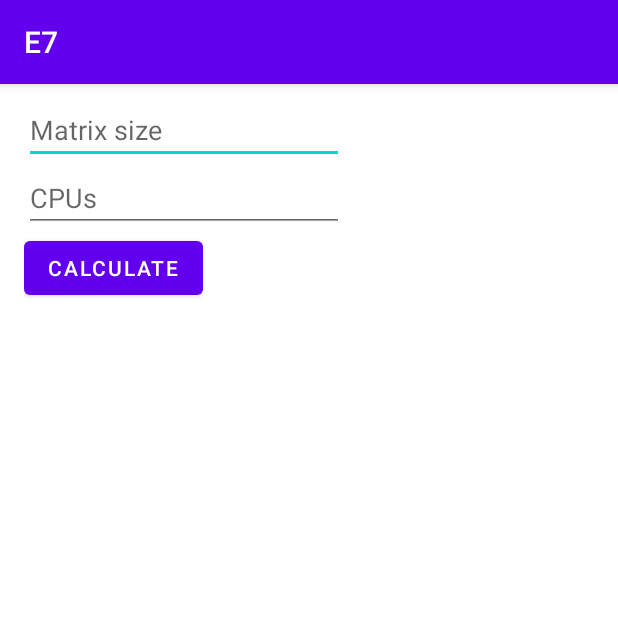
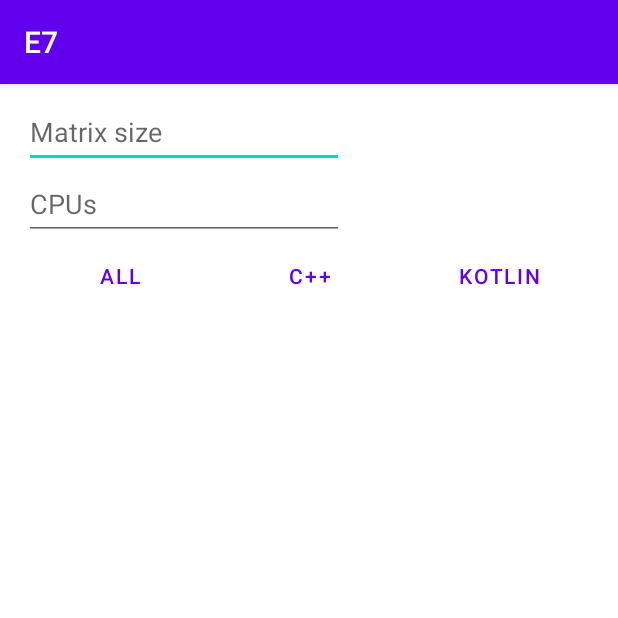
Before and after one commit to MASSHUU12/programowanie-rownolegle-i-wspolbiezne, an Android app: the screen it shows after launch (MainActivity), on a phone screen of 412 x 824 dp, the top half of it. Run offline under Robolectric (Android 15) with nearby library versions, the phone set to English and light mode, and no system bars; 1 statement that could not run was skipped.

Commit message:
feat(e7): prepare for Kotlin time measurement

```diff
--- a/e7/app/src/main/res/layout/activity_main.xml
+++ b/e7/app/src/main/res/layout/activity_main.xml
@@ -25,29 +25,62 @@
             android:id="@+id/editMatrixSize"
             android:layout_width="wrap_content"
             android:layout_height="wrap_content"
+            android:autofillHints=""
             android:ems="10"
             android:hint="@string/matrix_size"
-            android:inputType="number" />
+            android:inputType="number"
+            android:minHeight="48dp" />
 
         <EditText
             android:id="@+id/editCpus"
             android:layout_width="wrap_content"
             android:layout_height="wrap_content"
+            android:autofillHints=""
             android:ems="10"
             android:hint="@string/cpus"
-            android:inputType="number" />
+            android:inputType="number"
+            android:minHeight="48dp" />
 
-        <Button
-            android:id="@+id/calculate_button"
-            android:layout_width="wrap_content"
+        <LinearLayout
+            android:id="@+id/buttons"
+            style="?android:attr/buttonBarStyle"
+            android:layout_width="match_parent"
             android:layout_height="wrap_content"
-            android:onClick="onCalculateClick"
-            android:text="@string/calculate_button" />
+            android:orientation="horizontal">
+
+            <Button
+                android:id="@+id/calculate_all_button"
+                style="?android:attr/buttonBarButtonStyle"
+                android:layout_width="wrap_content"
+                android:layout_height="wrap_content"
+                android:layout_weight="1"
+                android:onClick="onCalculateAll"
+                android:text="@string/calculate_all_button" />
+
+            <Button
+                android:id="@+id/calculate_cpp_button"
+                style="?android:attr/buttonBarButtonStyle"
+                android:layout_width="wrap_content"
+                android:layout_height="wrap_content"
+                android:layout_weight="1"
+                android:onClick="onCalculateCpp"
+                android:text="@string/calculate_cpp_button" />
+
+            <Button
+                android:id="@+id/calculate_kt_button"
+                style="?android:attr/buttonBarButtonStyle"
+                android:layout_width="wrap_content"
+                android:layout_height="wrap_content"
+                android:layout_weight="1"
+                android:onClick="onCalculateKt"
+                android:text="@string/calculate_kt_button" />
+        </LinearLayout>
 
         <TextView
             android:id="@+id/result_text"
-            android:layout_width="wrap_content"
-            android:layout_height="wrap_content" />
+            android:layout_width="match_parent"
+            android:layout_height="wrap_content"
+            android:visibility="visible" />
 
         <ProgressBar
             android:id="@+id/workIndicator"
--- a/e7/app/src/main/res/values/strings.xml
+++ b/e7/app/src/main/res/values/strings.xml
@@ -1,7 +1,9 @@
 <resources>
     <string name="app_name">E7</string>
-    <string name="calculate_button">Calculate</string>
+    <string name="calculate_cpp_button">C++</string>
     <string name="matrix_size">Matrix size</string>
     <string name="block_size">Block size</string>
     <string name="cpus">CPUs</string>
+    <string name="calculate_kt_button">Kotlin</string>
+    <string name="calculate_all_button">All</string>
 </resources>
```
Also changed, not shown: e7/app/src/main/java/com/example/e7/MainActivity.kt (+79 -13 lines), 1 other file.
